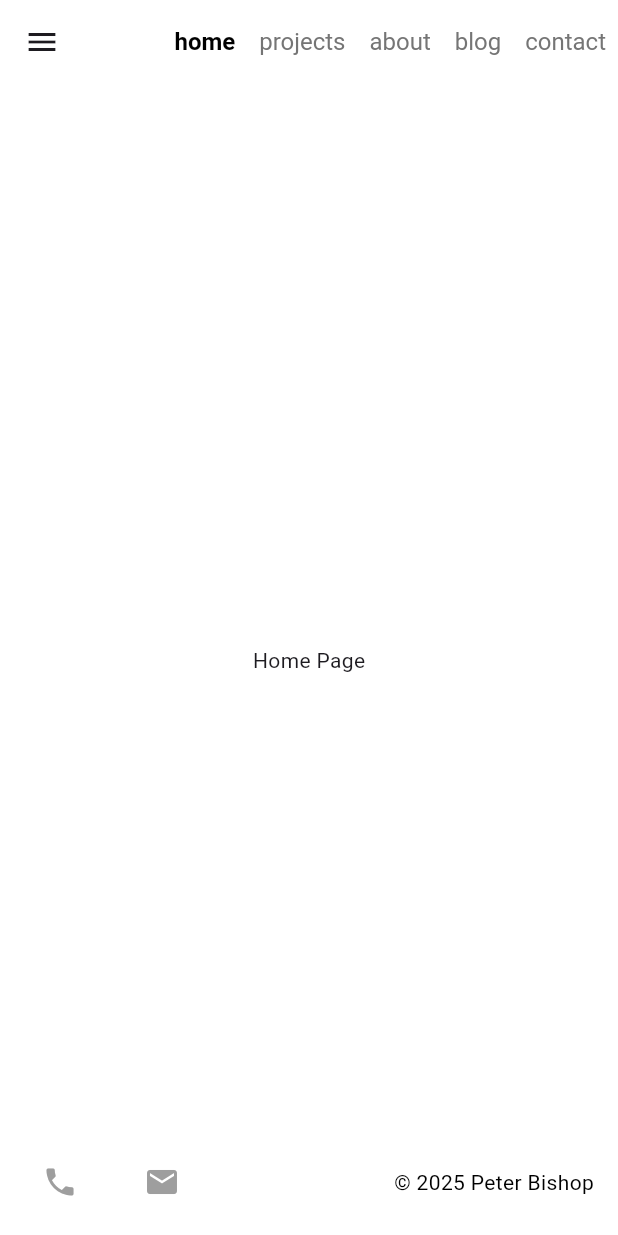
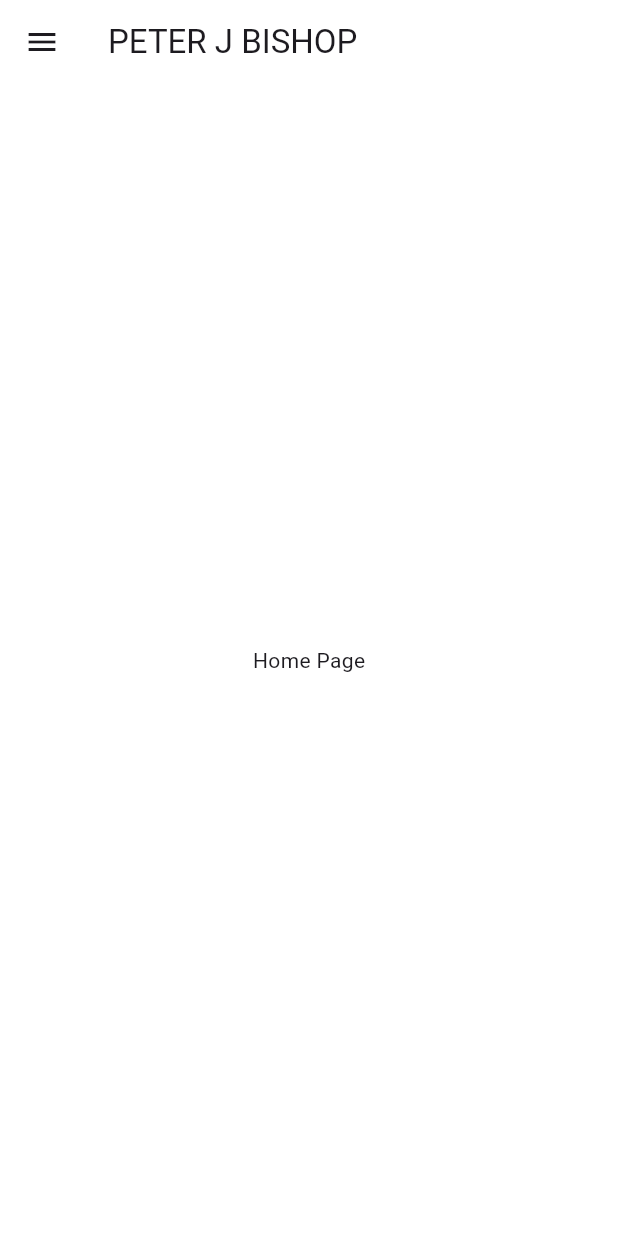
Before and after one commit to PeterJohnBishop/jubilant-octo-spoon, a Flutter app: the screen it shows after launch, on a phone screen of 412 x 824 dp. Run offline on Flutter 3.47's test engine with Material 3 defaults, Android fonts, the light colour scheme and no system bars; our stand-ins replace flutter_svg.

Commit message:
fixed main scaffold responsiveness

```diff
--- a/lib/content/ProjectCarousel.dart
+++ b/lib/content/ProjectCarousel.dart
@@ -73,7 +73,6 @@ class _ProjectCarouselState extends State<ProjectCarousel> {
     return LayoutBuilder(
       builder: (context, constraints) {
         final width = constraints.maxWidth;
-
         final double containerSize = (width * 0.95).clamp(380, 580);
 
         return SizedBox(
--- a/lib/site/mainScaffold.dart
+++ b/lib/site/mainScaffold.dart
@@ -13,13 +13,7 @@ class MainScaffold extends StatefulWidget {
 
 class _MainScaffoldState extends State<MainScaffold> {
   int selectedIndex = 0;
-  List<String> pages = [
-    "home",
-    "projects",
-    "about",
-    "blog",
-    "contact",
-  ];
+  List<String> pages = ["home", "projects", "about", "blog", "contact"];
 
   Widget getSelectedPage() {
     switch (selectedIndex) {
@@ -40,12 +34,21 @@ class _MainScaffoldState extends State<MainScaffold> {
 
   @override
   Widget build(BuildContext context) {
+    return LayoutBuilder(
+      builder: (context, constraints) {
+        final width = constraints.maxWidth;
+        final height = constraints.maxHeight;
+        final double containerWidth = (width * 0.95).clamp(300, 1200);
+        final double containerHeight = (height * 0.95).clamp(350, 1440);
+
         return Scaffold(
           backgroundColor: Colors.white,
           appBar: AppBar(
+            automaticallyImplyLeading: containerWidth < 600,
             backgroundColor: Colors.white,
             title: const Text('PETER J BISHOP'),
-        leading: Builder(
+            leading: containerWidth < 600
+                ? Builder(
                     builder: (context) {
                       return IconButton(
                         icon: const Icon(Icons.menu),
@@ -54,10 +57,10 @@ class _MainScaffoldState extends State<MainScaffold> {
                         },
                       );
                     },
-        ),
-        actions: [
-          Row(
-            children: List.generate(pages.length, (index) {
+                  )
+                : null,
+            actions: containerWidth > 600
+                ? List.generate(pages.length, (index) {
                     return Padding(
                       padding: const EdgeInsets.symmetric(horizontal: 8.0),
                       child: NavTextButton(
@@ -71,9 +74,8 @@ class _MainScaffoldState extends State<MainScaffold> {
                         },
                       ),
                     );
-            }),
-          ),
-        ],
+                  })
+                : [],
           ),
           drawer: MainDrawer(
             pages: pages,
@@ -86,9 +88,11 @@ class _MainScaffoldState extends State<MainScaffold> {
           body: Stack(
             children: [
               getSelectedPage(),
-          Align(alignment: Alignment.bottomCenter, child: Footer()),
+              containerWidth < 600 ? Container() : Align(alignment: Alignment.bottomCenter, child: Footer()),
             ],
           ),
         );
+      },
+    );
   }
 }
```
Lines whose indentation alone changed are shown as unchanged.
